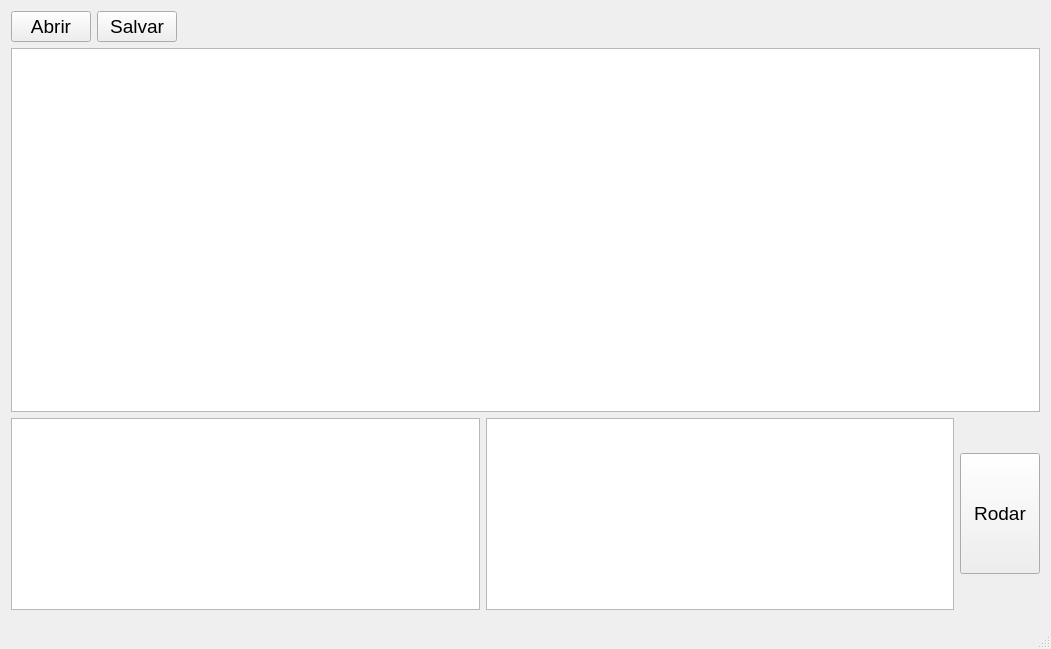
Old version of the form mainwindow.ui in the repository RestartButton/-.-.
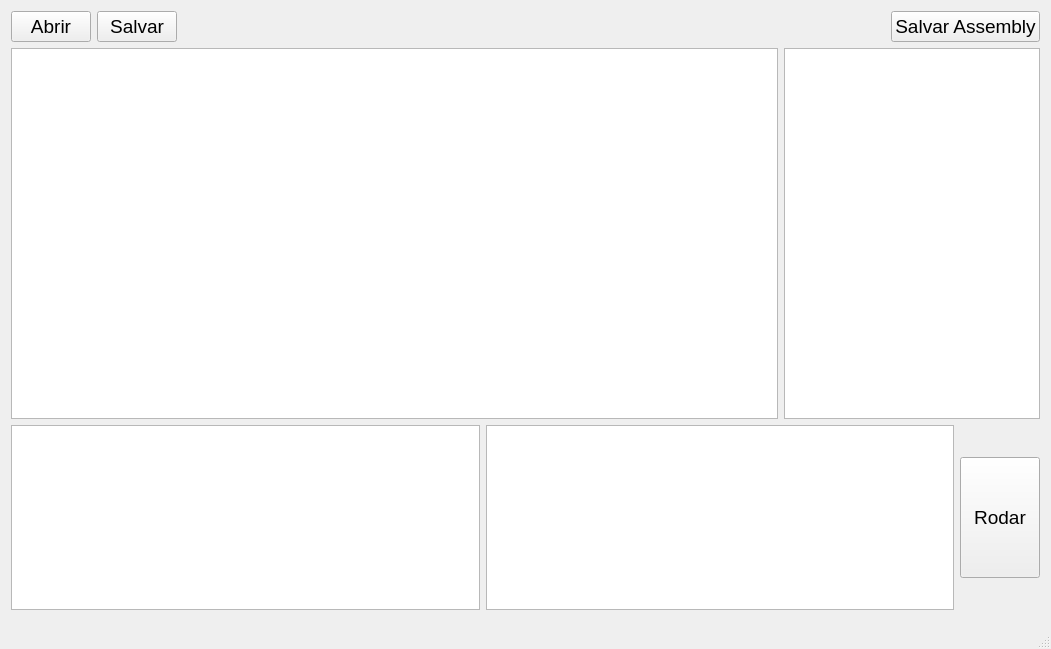
New version of the form.

Commit message: Adicionada geração de assembly

Diff of the .ui file:
```diff
--- a/mainwindow.ui
+++ b/mainwindow.ui
@@ -26,8 +26,8 @@
     <cursorShape>WhatsThisCursor</cursorShape>
    </property>
    <layout class="QGridLayout" name="gridLayout">
-    <item row="0" column="0">
-     <layout class="QVBoxLayout" name="verticalLayout" stretch="0,1,0">
+    <item row="0" column="1">
+     <layout class="QVBoxLayout" name="verticalLayout" stretch="0,2,1">
       <item>
        <layout class="QHBoxLayout" name="horizontalLayout">
         <item>
@@ -63,14 +63,28 @@
           </property>
          </spacer>
         </item>
+        <item>
+         <widget class="QPushButton" name="SavAssem">
+          <property name="text">
+           <string>Salvar Assembly</string>
+          </property>
+         </widget>
+        </item>
        </layout>
       </item>
+      <item>
+       <layout class="QHBoxLayout" name="horizontalLayout_3" stretch="1,0">
       <item>
        <widget class="QTextEdit" name="Codigo">
         <property name="cursor" stdset="0">
          <cursorShape>WhatsThisCursor</cursorShape>
         </property>
        </widget>
+        </item>
+        <item>
+         <widget class="QTextBrowser" name="CodAssem"/>
+        </item>
+       </layout>
       </item>
       <item>
        <layout class="QHBoxLayout" name="horizontalLayout_2">
```
Lines whose indentation alone changed are shown as unchanged. The commit also changes 18 other files.
